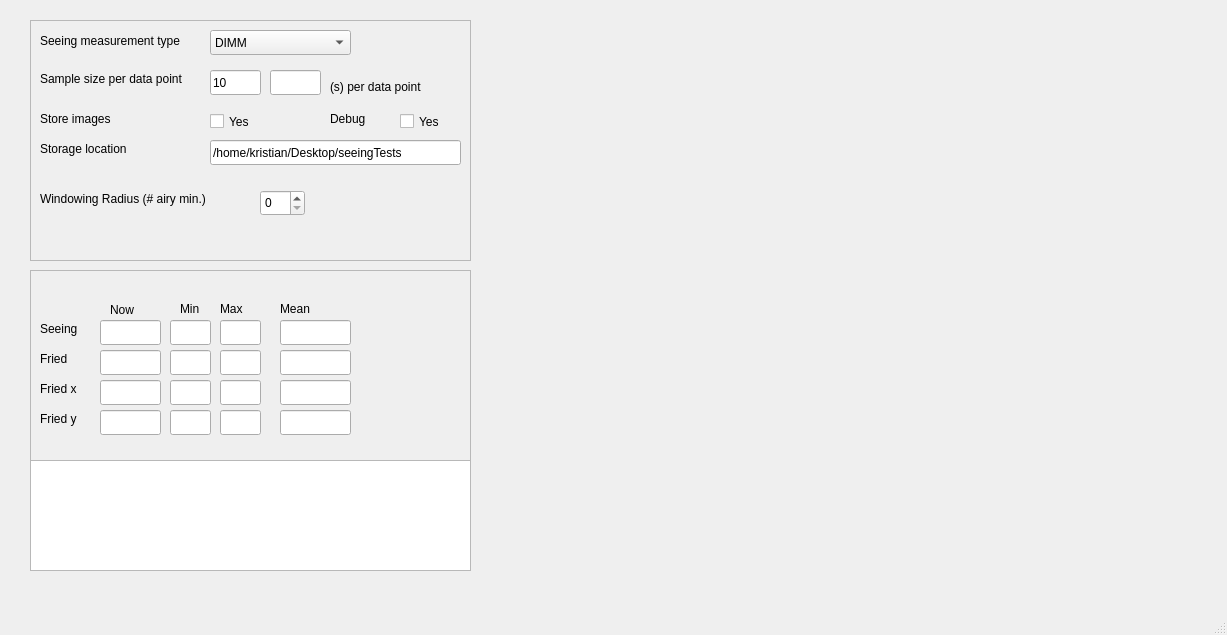
First picture: the form in seeinggui.ui, repository kristhjo/freeSpaceTracking, before the edit.
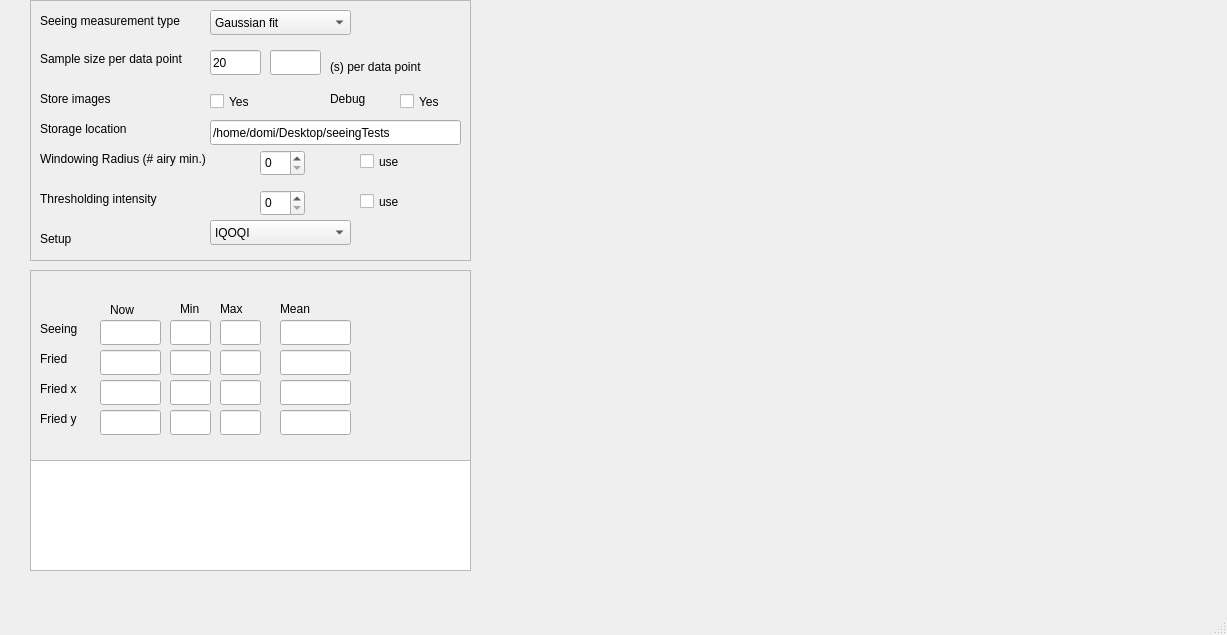
Second picture: the form after the edit. Custom widgets are drawn as their Qt base class.

Commit message: added feature for gaussian seeing, still buggy

What changed in the file:
```diff
--- a/seeinggui.ui
+++ b/seeinggui.ui
@@ -328,9 +328,9 @@
     <property name="geometry">
      <rect>
       <x>30</x>
-      <y>20</y>
+      <y>0</y>
       <width>441</width>
-      <height>241</height>
+      <height>261</height>
      </rect>
     </property>
     <property name="frameShape">
@@ -343,7 +343,7 @@
      <property name="geometry">
       <rect>
        <x>10</x>
-       <y>170</y>
+       <y>150</y>
        <width>181</width>
        <height>17</height>
       </rect>
@@ -371,11 +371,6 @@
        <height>25</height>
       </rect>
      </property>
-     <item>
-      <property name="text">
-       <string>DIMM</string>
-      </property>
-     </item>
      <item>
       <property name="text">
        <string>Gaussian fit</string>
@@ -392,14 +387,14 @@
       </rect>
      </property>
      <property name="text">
-      <string>10</string>
+      <string>20</string>
      </property>
     </widget>
     <widget class="QSpinBox" name="SB_WindowingRadius">
      <property name="geometry">
       <rect>
        <x>230</x>
-       <y>170</y>
+       <y>150</y>
        <width>45</width>
        <height>26</height>
       </rect>
@@ -441,7 +436,7 @@
       </rect>
      </property>
      <property name="text">
-      <string>/home/kristian/Desktop/seeingTests</string>
+      <string>/home/domi/Desktop/seeingTests</string>
      </property>
     </widget>
     <widget class="QLabel" name="Label_StoreImages">
@@ -522,6 +517,88 @@
       <string>Yes</string>
      </property>
     </widget>
+    <widget class="QLabel" name="Label_WindowingRadius_2">
+     <property name="geometry">
+      <rect>
+       <x>10</x>
+       <y>190</y>
+       <width>181</width>
+       <height>17</height>
+      </rect>
+     </property>
+     <property name="text">
+      <string>Thresholding intensity</string>
+     </property>
+    </widget>
+    <widget class="QSpinBox" name="SB_Threshold">
+     <property name="geometry">
+      <rect>
+       <x>230</x>
+       <y>190</y>
+       <width>45</width>
+       <height>26</height>
+      </rect>
+     </property>
+    </widget>
+    <widget class="QLabel" name="Label_setup">
+     <property name="geometry">
+      <rect>
+       <x>10</x>
+       <y>230</y>
+       <width>181</width>
+       <height>17</height>
+      </rect>
+     </property>
+     <property name="text">
+      <string>Setup</string>
+     </property>
+    </widget>
+    <widget class="QComboBox" name="ComboB_Setup">
+     <property name="geometry">
+      <rect>
+       <x>180</x>
+       <y>220</y>
+       <width>141</width>
+       <height>25</height>
+      </rect>
+     </property>
+     <item>
+      <property name="text">
+       <string>IQOQI</string>
+      </property>
+     </item>
+     <item>
+      <property name="text">
+       <string>Bisam</string>
+      </property>
+     </item>
+    </widget>
+    <widget class="QCheckBox" name="checkB_useWindow">
+     <property name="geometry">
+      <rect>
+       <x>330</x>
+       <y>150</y>
+       <width>51</width>
+       <height>23</height>
+      </rect>
+     </property>
+     <property name="text">
+      <string>use</string>
+     </property>
+    </widget>
+    <widget class="QCheckBox" name="checkB_useThreshold">
+     <property name="geometry">
+      <rect>
+       <x>330</x>
+       <y>190</y>
+       <width>51</width>
+       <height>23</height>
+      </rect>
+     </property>
+     <property name="text">
+      <string>use</string>
+     </property>
+    </widget>
    </widget>
   </widget>
   <widget class="QMenuBar" name="menubar">
```
Left out of the diff: 5 changed lines with no effect on the pictures. The commit also changes 4 other files.
